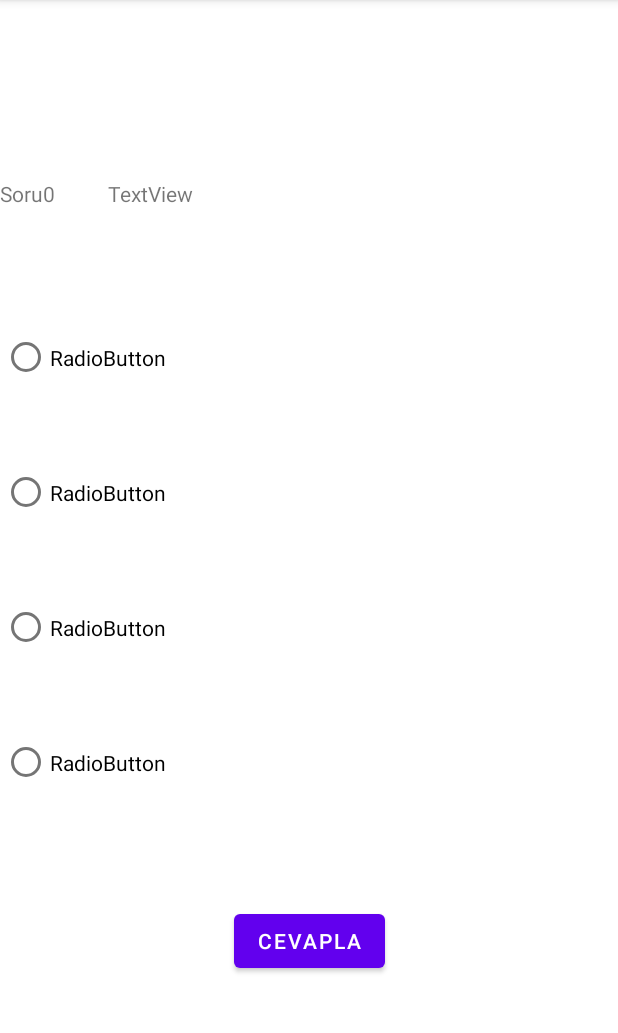
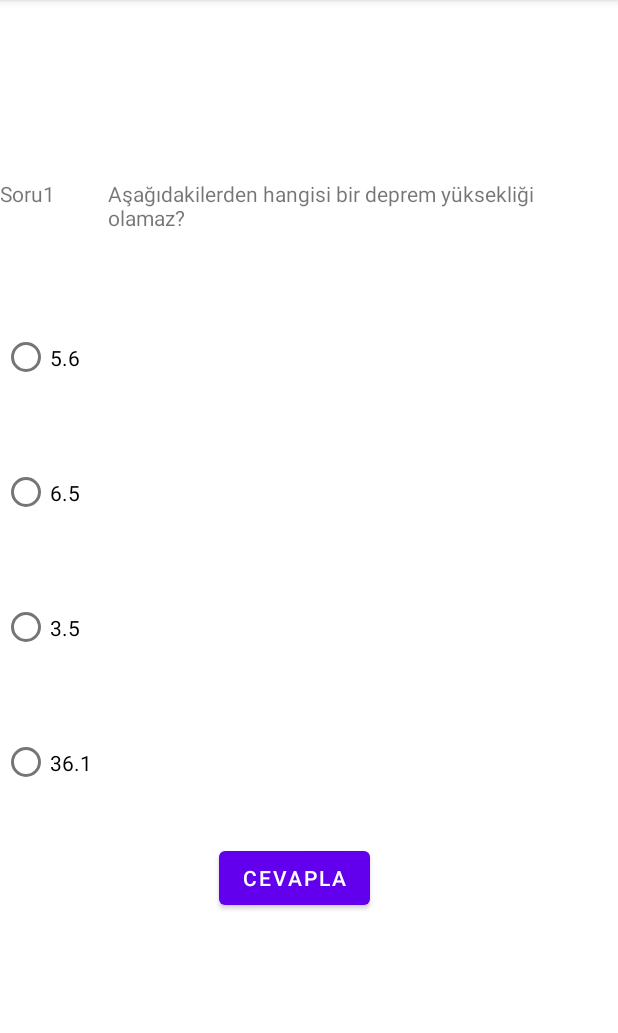
Before and after one commit to notrealtrick/Mobilproje, an Android app built with Jetpack Compose: the TestActivity screen opened directly, with no data from a screen before it, on a phone screen of 412 x 824 dp, the part 84-1117 px from its top. Run offline under Robolectric (Android 15) with nearby library versions, the phone set to English and light mode, and no system bars.

Commit message:
Son Hali

```diff
--- a/app/src/main/java/com/example/mobilproje/TestActivity.java
+++ b/app/src/main/java/com/example/mobilproje/TestActivity.java
@@ -6,35 +6,43 @@ import android.annotation.SuppressLint;
 import android.database.Cursor;
 import android.database.sqlite.SQLiteDatabase;
 import android.os.Bundle;
+import android.widget.TextView;
 import android.widget.Toast;
 
 import java.util.ArrayList;
 import java.util.List;
 
-public class TestActivity extends AppCompatActivity {
+public class TestActivity extends AppCompatActivity  {
     private SQLiteDatabase database;
 
+
+    TextView textSoru;
     @Override
     protected void onCreate(Bundle savedInstanceState) {
         super.onCreate(savedInstanceState);
         setContentView(R.layout.activity_test);
 
+        textSoru = findViewById(R.id.soru_metin_text);
 
-            /////////// Veri tabanı işlemleri
+
+
+        //// Veri tabanı tablo oluşturma işlemi
         try {
             database = this.openOrCreateDatabase("AfetDB", MODE_PRIVATE,null);
 
-            database.execSQL("CREATE TABLE IF NOT EXISTS Testler1 (id INT, afetAd VARCHAR, soru VARCHAR, A VARCHAR, B VARCHAR, C VARCHAR, D VARCHAR, cevap VARCHAR)");
+            database.execSQL("CREATE TABLE IF NOT EXISTS Sorular (id INT, afetAd VARCHAR, soru VARCHAR,cevap1 VARCHAR,cevap2 VARCHAR,cevap3 VARCHAR,cevap4 VARCHAR,cevap VARCHAR)");
 
         }
         catch (Exception e){
             e.printStackTrace();
         }
-
         try {
 
-            database.execSQL("INSERT INTO Testler1 (id,afetAd, soru, A, B, C, D, cevap)  VALUES(0,'Deprem','Aşağıdakilerden hangisi bir deprem şiddeti olamaz? ','20.5','6.5','4.5','3.6','20.5')");
-            Toast.makeText(getApplicationContext(), "Soru eklendi", Toast.LENGTH_LONG).show();
+
+            database.execSQL("INSERT INTO Afetler (id,afetAd, soru,cevap1,cevap2,cevap3,cevap4,cevap)  VALUES(0,'Aşağıdakilerden hangisi bir deprem yüksekliği olamaz?','5.6','6.5','3.6','36.1','36.1')");
+            Toast.makeText(getApplicationContext(), "Kayıt Başarıyla Eklendi", Toast.LENGTH_LONG).show();
+
+            veriAlma();
 
 
         }
@@ -43,21 +51,31 @@ public class TestActivity extends AppCompatActivity {
 
         }
 
-        veriAlma();
 
     }
 
 
     public void veriAlma(){
 
-        Cursor cursor = database.rawQuery("SELECT * FROM Testler1;",null);
+
+        int index=0;
+        Cursor cursor = database.rawQuery("SELECT * FROM Sorular;",null);
         int idIndex = cursor.getColumnIndex("id");
         int adIndex  = cursor.getColumnIndex("afetAd");
+        int soruIndex = cursor.getColumnIndex("soru");
+
+
+
+
+
+
 
 
 
         while (cursor.moveToNext()) {
-            System.out.println(" id= " + cursor.getInt(idIndex) +" ad: "+cursor.getString(adIndex)+"sdfsdfsdf");
+
+            textSoru.setText(cursor.getString(soruIndex));
+
 
         }
 
@@ -69,6 +87,7 @@ public class TestActivity extends AppCompatActivity {
 
 
 
+
     }
 
 }
--- a/app/src/main/res/layout/activity_test.xml
+++ b/app/src/main/res/layout/activity_test.xml
@@ -15,7 +15,7 @@
         app:layout_constraintEnd_toEndOf="parent"
         app:layout_constraintStart_toStartOf="parent"
         app:layout_constraintTop_toTopOf="parent"
-        tools:text="Afet" />
+        tools:text="Deprem" />
 
     <TextView
         android:id="@+id/soruText"
@@ -31,21 +31,21 @@
         android:id="@+id/soru_sayisi_text"
         android:layout_width="wrap_content"
         android:layout_height="wrap_content"
-        android:text="0"
+        android:layout_marginTop="50dp"
+        android:text="1"
         app:layout_constraintStart_toEndOf="@+id/soruText"
-        app:layout_constraintTop_toBottomOf="@+id/afet_isim_text"
-        android:layout_marginTop="50dp" />
+        app:layout_constraintTop_toBottomOf="@+id/afet_isim_text" />
 
     <TextView
         android:id="@+id/soru_metin_text"
         android:layout_width="305dp"
         android:layout_height="74dp"
-        android:text="TextView"
+        android:layout_marginTop="50dp"
+        android:text="Aşağıdakilerden hangisi bir deprem yüksekliği olamaz?"
         app:layout_constraintBottom_toTopOf="@+id/linearLayout2"
         app:layout_constraintEnd_toEndOf="parent"
         app:layout_constraintStart_toEndOf="@+id/soru_sayisi_text"
-        app:layout_constraintTop_toBottomOf="@+id/afet_isim_text"
-        android:layout_marginTop="50dp" />
+        app:layout_constraintTop_toBottomOf="@+id/afet_isim_text" />
 
     <LinearLayout
         android:id="@+id/linearLayout2"
@@ -61,25 +61,25 @@
             android:id="@+id/radioA"
             android:layout_width="match_parent"
             android:layout_height="90dp"
-            android:text="RadioButton" />
+            android:text="5.6" />
 
         <RadioButton
             android:id="@+id/radioB"
             android:layout_width="match_parent"
             android:layout_height="90dp"
-            android:text="RadioButton" />
+            android:text="6.5" />
 
         <RadioButton
             android:id="@+id/radioC"
             android:layout_width="match_parent"
             android:layout_height="90dp"
-            android:text="RadioButton" />
+            android:text="3.5" />
 
         <RadioButton
             android:id="@+id/radioD"
             android:layout_width="match_parent"
             android:layout_height="90dp"
-            android:text="RadioButton" />
+            android:text="36.1" />
 
     </LinearLayout>
 
@@ -87,10 +87,11 @@
         android:id="@+id/ilerleme_cevap_button"
         android:layout_width="wrap_content"
         android:layout_height="wrap_content"
+        android:layout_marginTop="8dp"
         android:text="cevapla"
-        app:layout_constraintTop_toBottomOf="@+id/linearLayout2"
+        app:layout_constraintEnd_toEndOf="parent"
+        app:layout_constraintHorizontal_bias="0.47"
         app:layout_constraintStart_toStartOf="parent"
-        app:layout_constraintEnd_toEndOf="parent"
-        android:layout_marginTop="50dp" />
+        app:layout_constraintTop_toBottomOf="@+id/linearLayout2" />
 
 </androidx.constraintlayout.widget.ConstraintLayout>
```
Also changed, not shown: app/src/main/java/com/example/mobilproje/InfoActivity.java (+11 -14 lines), app/src/main/res/layout/activity_info.xml (+16 -17 lines).
